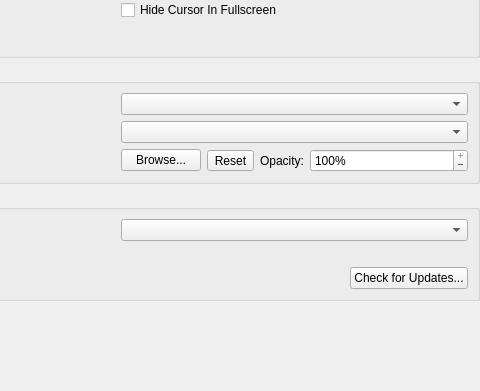
The window that pcsx2-qt/Settings/InterfaceSettingsWidget.ui (PCSX2/pcsx2) describes before a commit, drawn with Qt 5; both pictures show x 245 to 725 and y 226 to 617 of the 725 by 617 pixel window.
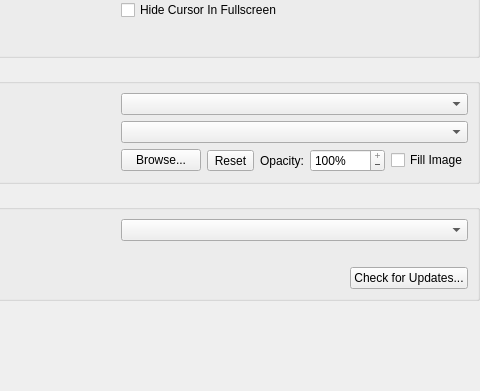
The same window after the commit. Icons and pictures are not drawn.

Commit message: Qt: Add option to fill custom background

```diff
--- a/pcsx2-qt/Settings/InterfaceSettingsWidget.ui
+++ b/pcsx2-qt/Settings/InterfaceSettingsWidget.ui
@@ -218,6 +218,13 @@
           </property>
          </widget>
         </item>
+        <item>
+         <widget class="QCheckBox" name="backgroundFill">
+          <property name="text">
+           <string>Fill Image</string>
+          </property>
+         </widget>
+        </item>
        </layout>
       </item>
       <item row="2" column="0">
```
Left out of the diff: 40 changed lines with no effect on the pictures. The commit also changes 4 other files.
